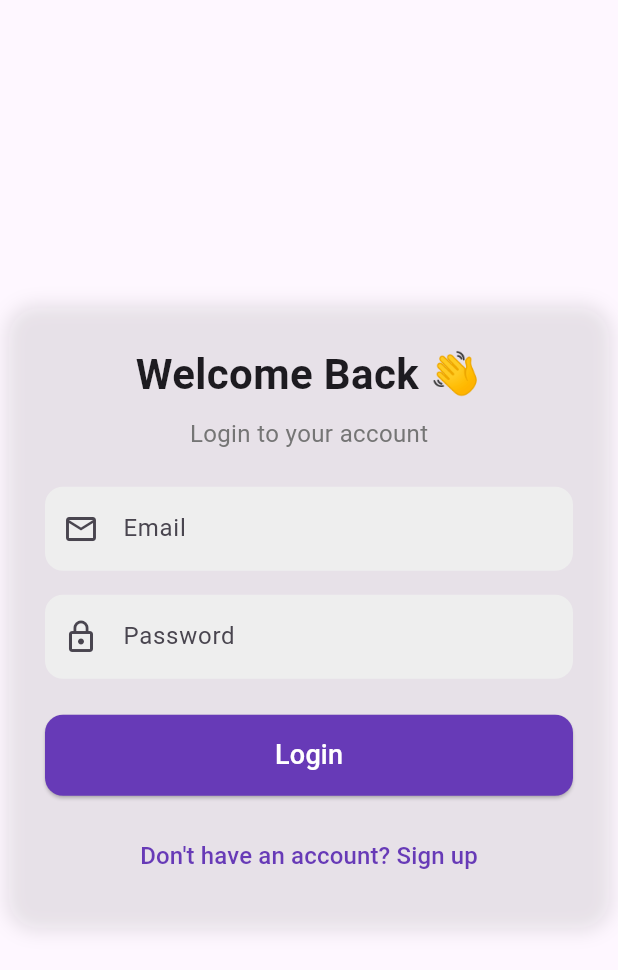
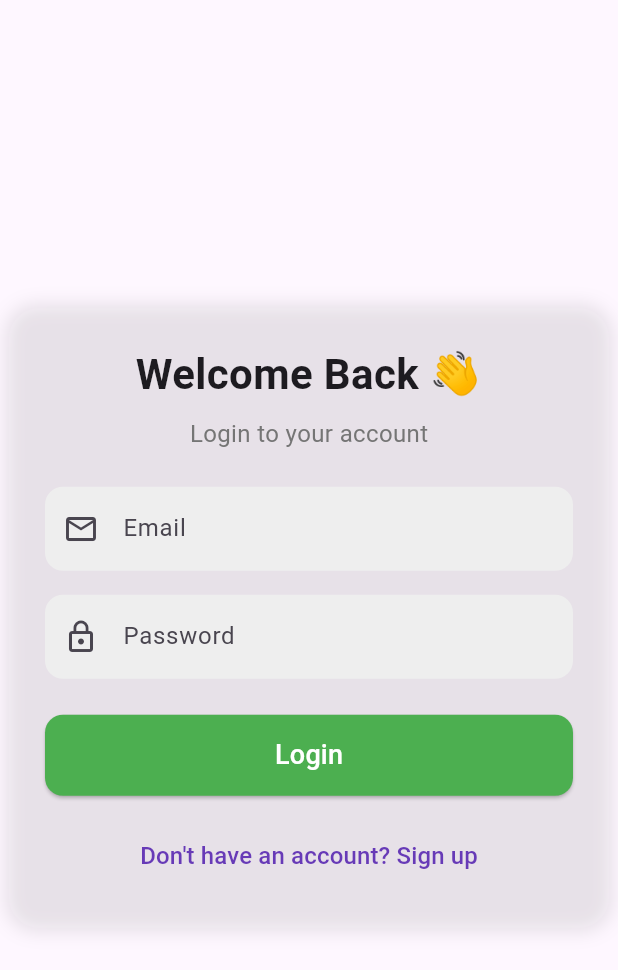
Before and after one commit to MostakAhmedShahad/lets_chat_2.0, a Flutter app: the screen it shows after launch, on a phone screen of 412 x 824 dp. Shown: the top 970 px of the screen. Run offline on Flutter 3.47's test engine with Material 3 defaults, Android fonts, the phone set to English and light mode, and no system bars; our stand-ins replace cloud_firestore, equatable, firebase_auth, firebase_core, flutter_bloc; accounts and stored records are empty.

```diff
--- a/lib/screens/login_screen.dart
+++ b/lib/screens/login_screen.dart
@@ -122,7 +122,7 @@ class LoginScreen extends StatelessWidget {
                         .add(LoginRequested(email, password));
                   },
                   style: ElevatedButton.styleFrom(
-                    backgroundColor: Colors.deepPurple, // Premium look
+                    backgroundColor: Colors.green, // Premium look
                     padding: EdgeInsets.symmetric(vertical: 14),
                     minimumSize: Size(double.infinity, 50),
                     shape: RoundedRectangleBorder(
```
Also changed, not shown: 1 other file.
